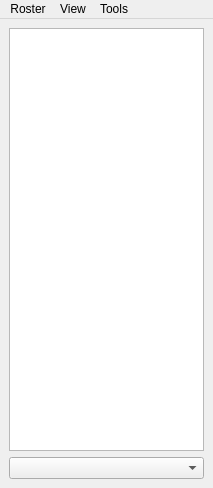
Old version of the form data/roster.ui in the repository jabbercat/jabbercat.
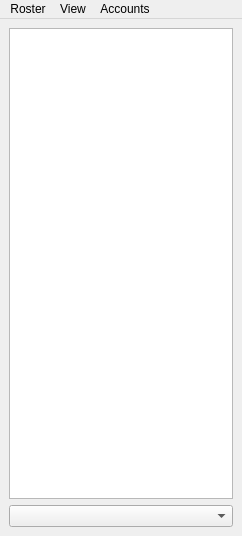
New version of the form. Icons and pictures are not drawn.

Commit message: Implement account manager (minus deletion, persistent storage)

What changed in the file:
```diff
--- a/data/roster.ui
+++ b/data/roster.ui
@@ -6,8 +6,8 @@
    <rect>
     <x>0</x>
     <y>0</y>
-    <width>213</width>
-    <height>488</height>
+    <width>242</width>
+    <height>536</height>
    </rect>
   </property>
   <property name="windowTitle">
@@ -36,7 +36,7 @@
     <rect>
      <x>0</x>
      <y>0</y>
-     <width>213</width>
+     <width>242</width>
      <height>24</height>
     </rect>
    </property>
@@ -59,16 +59,16 @@
     <addaction name="action_show_offline_users"/>
     <addaction name="action_show_empty_groups"/>
    </widget>
-   <widget class="QMenu" name="menuTools">
+   <widget class="QMenu" name="menuAccounts">
     <property name="title">
-     <string>Tools</string>
+     <string>Accounts</string>
     </property>
     <addaction name="action_account_manager"/>
     <addaction name="separator"/>
    </widget>
    <addaction name="menuRoster"/>
    <addaction name="menuView"/>
-   <addaction name="menuTools"/>
+   <addaction name="menuAccounts"/>
   </widget>
   <action name="action_new_conversation">
    <property name="text">
```
Left out of the diff: 2 changed lines with no effect on the pictures. The commit also changes 4 other files.
